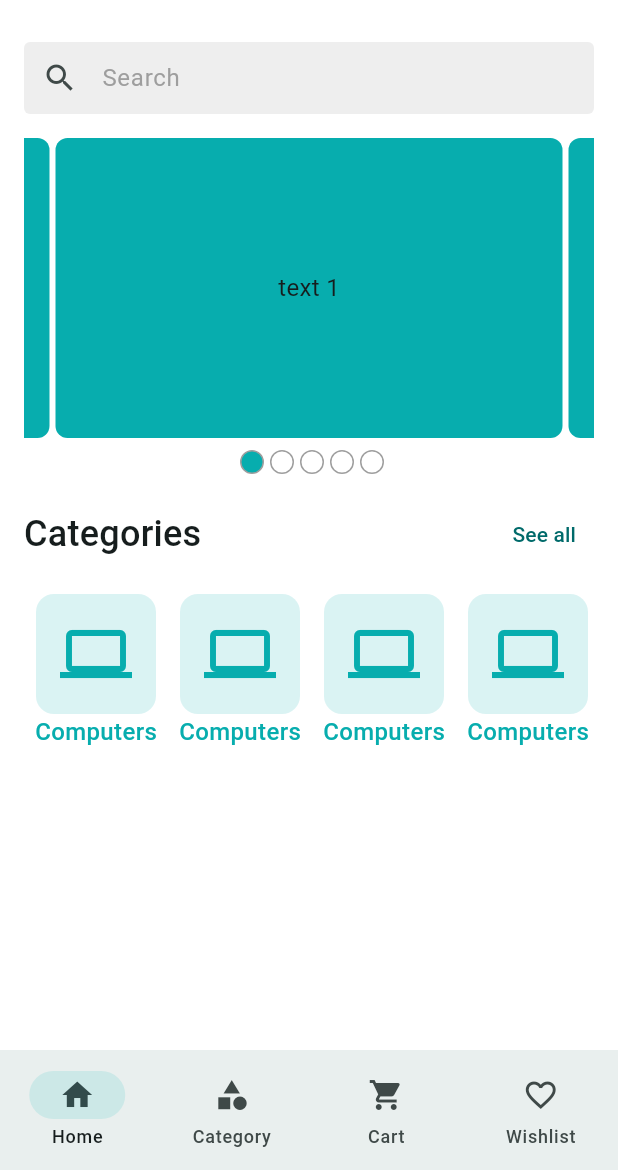
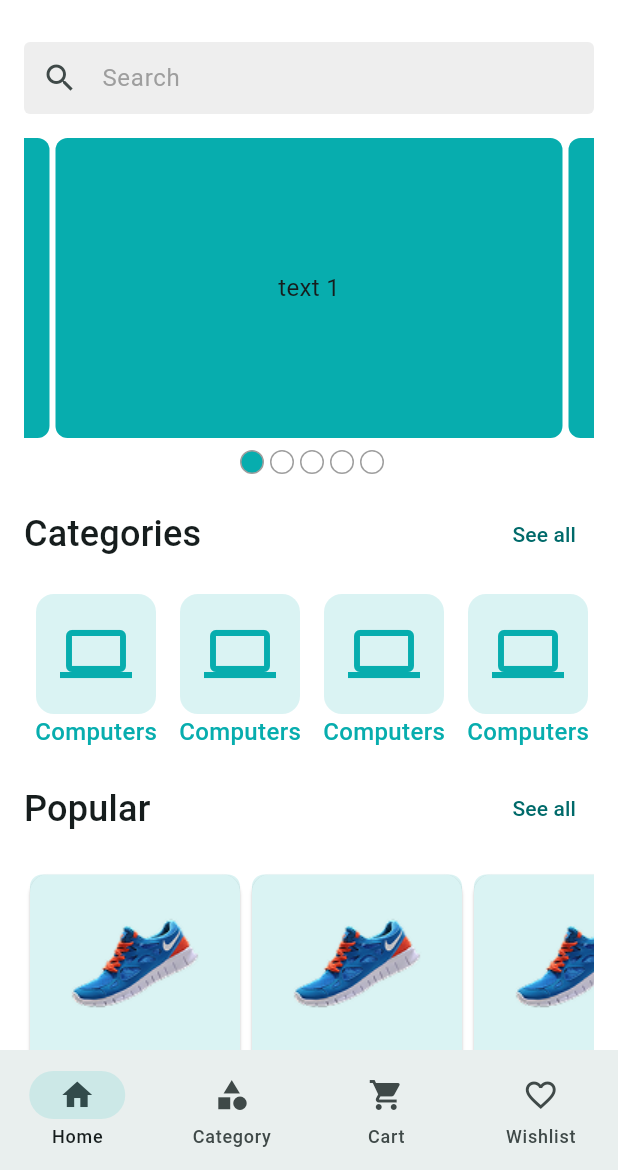
Before and after one commit to GaziTayeb75/ecommerce, a Flutter app: the screen it shows after launch, on a phone screen of 412 x 824 dp, the part 66-1236 px from its top. Run offline on Flutter 3.47's test engine with Material 3 defaults, Android fonts, the phone set to English and light mode, and no system bars; drawn by our look-alikes of carousel_slider; our stand-ins replace firebase_core, firebase_crashlytics, flutter_svg, get, pin_code_fields; accounts and stored records are empty; generated files the repository leaves out were written again.

Commit message:
Home screen ui design Done

```diff
--- a/lib/app/app.dart
+++ b/lib/app/app.dart
@@ -1,8 +1,10 @@
 import 'package:ecommerce/app/app_colors.dart';
 import 'package:ecommerce/app/app_routes.dart';
+import 'package:ecommerce/app/controller_binder.dart';
 import 'package:flutter/material.dart';
 import 'package:flutter_localizations/flutter_localizations.dart';
 import 'package:flutter_gen/gen_l10n/app_localizations.dart';
+import 'package:get/get.dart';
 
 class CraftyBay extends StatefulWidget {
   const CraftyBay({super.key});
@@ -14,7 +16,7 @@ class CraftyBay extends StatefulWidget {
 class _CraftyBayState extends State<CraftyBay> {
   @override
   Widget build(BuildContext context) {
-    return MaterialApp(
+    return GetMaterialApp(
       initialRoute: '/',
       onGenerateRoute: AppRoutes.onGenerateRoute,
       theme: ThemeData(
@@ -63,6 +65,7 @@ class _CraftyBayState extends State<CraftyBay> {
         Locale('en'), // English
         Locale('bn'),
       ],
+      initialBinding: ControllerBinder(),
     );
   }
 }
--- a/lib/app/assets_path.dart
+++ b/lib/app/assets_path.dart
@@ -3,5 +3,6 @@ static const String _imageBaseUrl = 'assets/images';
 
 static const String logoSvg = '$_imageBaseUrl/logo.svg';
 static const String logoNavSvg = '$_imageBaseUrl/logo_nav.svg';
+static const String dummyShoePng = '$_imageBaseUrl/shoe.png';
 
 }
--- /dev/null
+++ b/lib/app/controller_binder.dart
@@ -0,0 +1,10 @@
+import 'package:ecommerce/features/common/controllers/main_bottom_nav_bar_controller.dart';
+import 'package:get/get.dart';
+
+class ControllerBinder extends Bindings {
+  @override
+  void dependencies() {
+    Get.put(MainBottomNavBarController());
+  }
+
+}
--- /dev/null
+++ b/lib/features/categories/ui/screens/category_list_screen.dart
@@ -0,0 +1,45 @@
+import 'package:ecommerce/features/common/controllers/main_bottom_nav_bar_controller.dart';
+import 'package:ecommerce/features/common/widgets/category_item.dart';
+import 'package:flutter/material.dart';
+import 'package:get/get.dart';
+import 'package:get/get_core/src/get_main.dart';
+
+class CategoryListScreen extends StatefulWidget {
+  const CategoryListScreen({super.key});
+
+  @override
+  State<CategoryListScreen> createState() => _CategoryListScreenState();
+}
+
+class _CategoryListScreenState extends State<CategoryListScreen> {
+  @override
+  Widget build(BuildContext context) {
+    return PopScope(
+      canPop: false,
+      onPopInvokedWithResult: (_, __){
+        Get.find<MainBottomNavBarController>().backToHome();
+      },
+      child: Scaffold(
+        appBar: AppBar(
+          leading: IconButton(onPressed: () {
+            Get.find<MainBottomNavBarController>().backToHome();
+          }, icon: Icon(Icons.arrow_back_ios)),
+          title: Text('Categories'),
+        ),
+        body: Padding(
+          padding: const EdgeInsets.all(8.0),
+          child: GridView.builder(
+            itemCount: 10,
+            gridDelegate: SliverGridDelegateWithFixedCrossAxisCount(
+              crossAxisCount: 4,
+              mainAxisSpacing: 16,
+            ),
+            itemBuilder: (context, index) {
+              return FittedBox(child: CategoryItem());
+            },
+          ),
+        ),
+      ),
+    );
+  }
+}
--- /dev/null
+++ b/lib/features/common/controllers/main_bottom_nav_bar_controller.dart
@@ -0,0 +1,20 @@
+import 'package:get/get.dart';
+
+class MainBottomNavBarController extends GetxController {
+  int _selectedIndex = 0;
+
+  int get selectedIndex => _selectedIndex;
+
+  void changeIndex(int index){
+    _selectedIndex = index;
+    update();
+  }
+  void moveToCategory(){
+    changeIndex(1);
+  }
+
+  void backToHome() {
+    changeIndex(0);
+  }
+
+}
--- a/lib/features/common/ui/screens/main_bottom_nav_bar_screen.dart
+++ b/lib/features/common/ui/screens/main_bottom_nav_bar_screen.dart
@@ -1,9 +1,12 @@
+import 'package:ecommerce/features/categories/ui/screens/category_list_screen.dart';
+import 'package:ecommerce/features/common/controllers/main_bottom_nav_bar_controller.dart';
 import 'package:ecommerce/features/home/ui/screens/home_screen.dart';
 import 'package:flutter/material.dart';
+import 'package:get/get.dart';
+import 'package:get/get_core/src/get_main.dart';
 
 class MainBottomNavBarScreen extends StatefulWidget {
   const MainBottomNavBarScreen({super.key});
-
 
   static const String name = '/main-nav-bar-screen';
 
@@ -12,11 +15,11 @@ class MainBottomNavBarScreen extends StatefulWidget {
 }
 
 class _MainBottomNavBarScreenState extends State<MainBottomNavBarScreen> {
- int _selectedIndex = 0;
+
 
   final List<Widget> _screens = [
     const HomeScreen(),
-  const HomeScreen(),
+    const CategoryListScreen(),
     const HomeScreen(),
     const HomeScreen(),
   ];
@@ -24,20 +27,34 @@ class _MainBottomNavBarScreenState extends State<MainBottomNavBarScreen> {
   @override
   Widget build(BuildContext context) {
     return Scaffold(
-      body: _screens[_selectedIndex],
-      bottomNavigationBar: NavigationBar(
-        selectedIndex: _selectedIndex,
-        onDestinationSelected: (int index){
-          _selectedIndex = index;
-          setState(() {});
+      body: GetBuilder<MainBottomNavBarController>(
+        builder: (controller) {
+          return _screens[controller.selectedIndex];
         },
+      ),
+      bottomNavigationBar: GetBuilder<MainBottomNavBarController>(
+        builder: (controller) {
+          return NavigationBar(
+            selectedIndex: controller.selectedIndex,
+            onDestinationSelected: controller.changeIndex,
+
             destinations: const [
               NavigationDestination(icon: Icon(Icons.home), label: 'Home'),
-          NavigationDestination(icon: Icon(Icons.category), label: 'Category'),
-          NavigationDestination(icon: Icon(Icons.shopping_cart), label: 'Cart'),
-          NavigationDestination(icon: Icon(Icons.favorite_border), label: 'Wishlist'
+              NavigationDestination(
+                icon: Icon(Icons.category),
+                label: 'Category',
+              ),
+              NavigationDestination(
+                icon: Icon(Icons.shopping_cart),
+                label: 'Cart',
+              ),
+              NavigationDestination(
+                icon: Icon(Icons.favorite_border),
+                label: 'Wishlist',
               ),
             ],
+          );
+        },
       ),
     );
   }
--- a/lib/features/home/ui/widgets/category_item.dart
+++ b/lib/features/common/widgets/category_item.dart
@@ -1,6 +1,6 @@
 import 'package:flutter/material.dart';
 
-import '../../../../app/app_colors.dart';
+import '../../../app/app_colors.dart';
 
 class CategoryItem extends StatelessWidget {
   const CategoryItem({
--- a/lib/features/home/ui/screens/home_screen.dart
+++ b/lib/features/home/ui/screens/home_screen.dart
@@ -1,10 +1,14 @@
 import 'package:ecommerce/app/assets_path.dart';
 import 'package:ecommerce/core/extensions/localization_extension.dart';
+import 'package:ecommerce/features/common/controllers/main_bottom_nav_bar_controller.dart';
 import 'package:flutter/material.dart';
 import 'package:flutter_svg/flutter_svg.dart';
+import 'package:get/get.dart';
+import 'package:get/get_core/src/get_main.dart';
 import '../widgets/app_bar_action_button.dart';
-import '../widgets/category_item.dart';
+import '../../../common/widgets/category_item.dart';
 import '../widgets/home_carousel_slider.dart';
+import '../widgets/product_card.dart';
 import '../widgets/section_header.dart';
 
 class HomeScreen extends StatefulWidget {
@@ -19,7 +23,8 @@ class _HomeScreenState extends State<HomeScreen> {
   Widget build(BuildContext context) {
     return Scaffold(
       appBar: _buildAppBar(),
-      body: Padding(
+      body: SingleChildScrollView(
+        child: Padding(
           padding: const EdgeInsets.all(16),
           child: Column(
             children: [
@@ -29,17 +34,62 @@ class _HomeScreenState extends State<HomeScreen> {
               const SizedBox(height: 16),
               SectionHeader(
                 title: context.localization.categories,
+                onTapSeeAll: () {
+                  Get.find<MainBottomNavBarController>().moveToCategory();
+                },
+              ),
+              const SizedBox(height: 16),
+              _buildCategoriesSection(),
+              const SizedBox(height: 16),
+              SectionHeader(
+                title: context.localization.popular,
                 onTapSeeAll: () {},
               ),
               const SizedBox(height: 16),
-            _buildCategoriesSection()
+              _buildProductSection(),
+
+              const SizedBox(height: 16),
+              _buildCategoriesSection(),
+              const SizedBox(height: 16),
+              SectionHeader(
+                title: context.localization.special,
+                onTapSeeAll: () {},
+              ),
+              const SizedBox(height: 16),
+              _buildProductSection(),
+              const SizedBox(height: 16),
+              SectionHeader(
+                title: context.localization.sNew,
+                onTapSeeAll: () {},
+              ),
+              const SizedBox(height: 16),
+              _buildProductSection(),
+              const SizedBox(height: 32),
+
+
             ],
+          ),
         ),
       ),
     );
   }
 
-  Widget _buildCategoriesSection() {
+  Widget _buildProductSection() {
+    return SingleChildScrollView(
+      scrollDirection: Axis.horizontal,
+      child: Row(
+        children: [
+          ProductCard(),
+          ProductCard(),
+          ProductCard(),
+          ProductCard(),
+          ProductCard(),
+          ProductCard(),
+          ProductCard(),
+        ],
+      ),
+    );
+  } Widget _buildCategoriesSection() {
     return SingleChildScrollView(
       scrollDirection: Axis.horizontal,
       child: Row(
--- /dev/null
+++ b/lib/features/home/ui/widgets/product_card.dart
@@ -0,0 +1,84 @@
+import 'package:flutter/material.dart';
+
+import '../../../../app/app_colors.dart';
+import '../../../../app/assets_path.dart';
+
+class ProductCard extends StatelessWidget {
+  const ProductCard({super.key});
+
+  @override
+  Widget build(BuildContext context) {
+    return Card(
+      color: Colors.white,
+      child: SizedBox(
+        width: 140,
+        child: Column(
+          children: [
+            Container(
+              height: 120,
+              width: 140,
+              decoration: BoxDecoration(
+                color: AppColors.themeColor.withOpacity(0.15),
+                borderRadius: BorderRadius.only(
+                  topLeft: Radius.circular(8),
+                  topRight: Radius.circular(8),
+                ),
+                image: DecorationImage(
+                  image: AssetImage(AssetsPath.dummyShoePng),
+                  fit: BoxFit.scaleDown,
+                ),
+              ),
+            ),
+            Padding(
+              padding: const EdgeInsets.all(8.0),
+              child: Column(
+                children: [
+                  Text(
+                    'Nike NK76 - new collection',
+                    maxLines: 1,
+                    style: TextStyle(
+                      overflow: TextOverflow.ellipsis,
+                      fontWeight: FontWeight.w600,
+                    ),
+                  ),
+                  Row(
+                    mainAxisAlignment: MainAxisAlignment.spaceBetween,
+                    children: [
+                      Text(
+                        '100৳',
+                        style: TextStyle(
+                          color: AppColors.themeColor,
+                          fontWeight: FontWeight.w600,
+                        ),
+                      ),
+                      Wrap(
+                        children: [
+                          Icon(Icons.star, size: 18, color: Colors.orange),
+                          Text('3.3'),
+                        ],
+                      ),
+                      Card(
+                        color: AppColors.themeColor,
+                        shape: RoundedRectangleBorder(
+                          borderRadius: BorderRadius.circular(2),
+                        ),
+                        child: Padding(
+                          padding: const EdgeInsets.all(2.0),
+                          child: Icon(
+                            Icons.favorite_border,
+                            size: 14,
+                            color: Colors.white,
+                          ),
+                        ),
+                      ),
+                    ],
+                  ),
+                ],
+              ),
+            ),
+          ],
+        ),
+      ),
+    );
+  }
+}
--- a/lib/l10n/app_bn.arb
+++ b/lib/l10n/app_bn.arb
@@ -17,5 +17,8 @@
    "aFourDigitCodeHasBeenSent" : "আপনার ইমেলে ৪ সংখ্যার একটি কোড পাঠানো হয়েছে।",
    "verify" : "যাচাই",
    "categories" : "বিভাগ",
-   "seeAll" : "সব দেখুন"
+   "seeAll" : "সব দেখুন",
+   "popular" : "জনপ্রিয়",
+   "special" : "বিশেষ",
+   "sNew" : "নতুন"
 }
--- a/lib/l10n/app_en.arb
+++ b/lib/l10n/app_en.arb
@@ -18,5 +18,8 @@
    "aFourDigitCodeHasBeenSent" : "A 4 digits of code has been sent to your email",
    "verify" : "verify",
    "categories" : "Categories",
-   "seeAll" : "See all"
+   "seeAll" : "See all",
+   "popular" : "Popular",
+   "special" : "Special",
+   "sNew" : "New"
 }
--- a/pubspec.yaml
+++ b/pubspec.yaml
@@ -23,6 +23,7 @@ dependencies:
   firebase_analytics: ^11.4.4
   pin_code_fields: ^8.0.1
   carousel_slider: ^5.0.0
+  get: ^4.7.2
 
 dev_dependencies:
   flutter_test:
```
Also changed, not shown: assets/images/shoe.png (added), pubspec.lock. Lines whose indentation alone changed are shown as unchanged.
